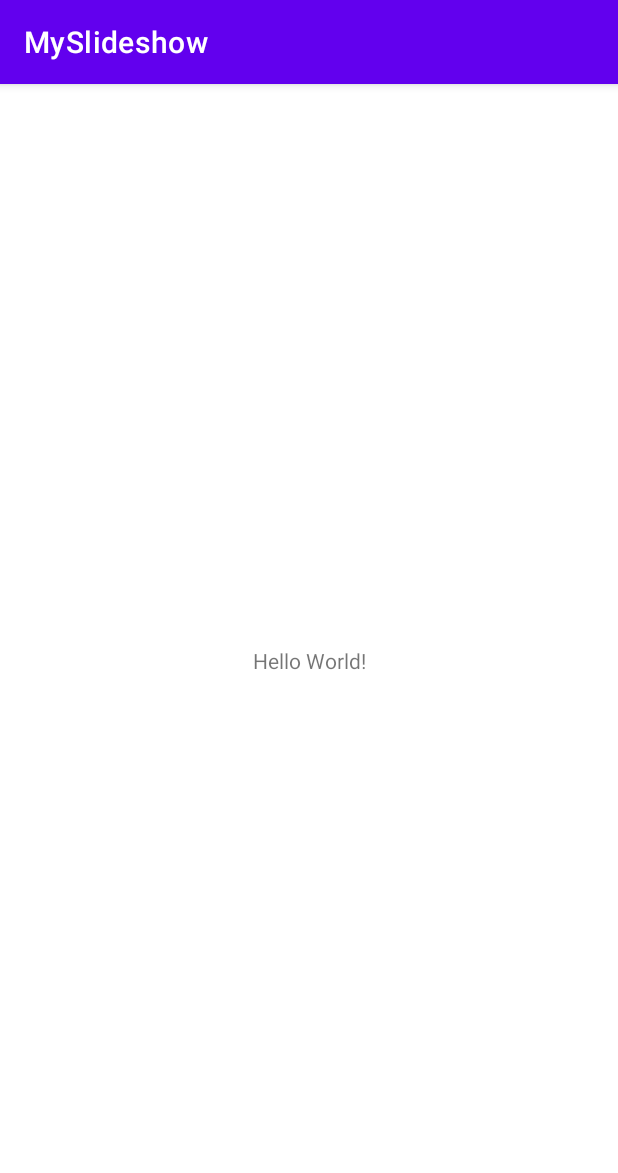
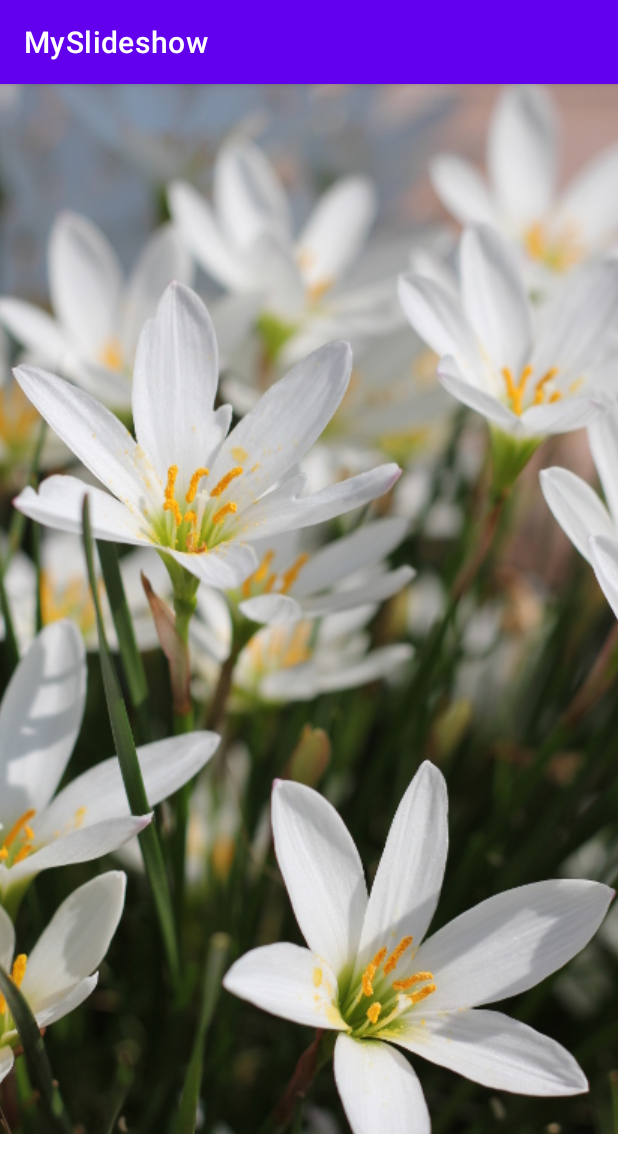
Before and after one commit to n-ob2/MySlideshow, an Android app: the screen it shows after launch (MainActivity), on a phone screen of 412 x 824 dp. Shown: the top 1173 px of the screen. Run offline under Robolectric (Android 15) with nearby library versions, the phone set to English and light mode, and no system bars.

Commit message:
ViewPager2とフラグメントを使用してスライドショーを実装。

```diff
--- a/app/build.gradle
+++ b/app/build.gradle
@@ -5,7 +5,7 @@ plugins {
 
 android {
     compileSdkVersion 31
-    buildToolsVersion "31.0.0"
+    buildToolsVersion '30.0.3'
 
     defaultConfig {
         applicationId "com.example.myslideshow"
--- a/app/src/main/AndroidManifest.xml
+++ b/app/src/main/AndroidManifest.xml
@@ -9,7 +9,7 @@
         android:roundIcon="@mipmap/ic_launcher_round"
         android:supportsRtl="true"
         android:theme="@style/Theme.MySlideshow" >
-        <activity android:name=".MainActivity" >
+        <activity android:name=".MainActivity" android:exported="true">
             <intent-filter>
                 <action android:name="android.intent.action.MAIN" />
 
--- a/app/src/main/java/com/example/myslideshow/MainActivity.kt
+++ b/app/src/main/java/com/example/myslideshow/MainActivity.kt
@@ -1,11 +1,35 @@
 package com.example.myslideshow
 
+import android.os.Bundle
 import androidx.appcompat.app.AppCompatActivity
-import android.os.Bundle
+import androidx.fragment.app.Fragment
+import androidx.fragment.app.FragmentActivity
+import androidx.viewpager2.adapter.FragmentStateAdapter
+import com.example.myslideshow.databinding.ActivityMainBinding
 
 class MainActivity : AppCompatActivity() {
+    class MyAdapter(fa: FragmentActivity) : FragmentStateAdapter(fa){   //クラス継承
+
+        private val resources = listOf(  //画像のリスト
+            R.drawable.slide00, R.drawable.slide01,
+            R.drawable.slide02, R.drawable.slide03,
+            R.drawable.slide04, R.drawable.slide05,
+            R.drawable.slide06, R.drawable.slide07,
+            R.drawable.slide08, R.drawable.slide09,
+        )
+
+        override fun getItemCount(): Int = resources.size    //sizeプロパティで画像リストの要素数を取得
+
+        override fun createFragment(position: Int): Fragment
+            = ImageFragment.newInstance(resources[position])    //ImageFragment.ktに書いたImageFragmentクラスのnewInstanceメソッドを呼んでインスタンスを生成
+    }
+
+    private lateinit var binding: ActivityMainBinding
     override fun onCreate(savedInstanceState: Bundle?) {
         super.onCreate(savedInstanceState)
-        setContentView(R.layout.activity_main)
+        binding = ActivityMainBinding.inflate(layoutInflater)
+        setContentView(binding.root)
+
+        binding.pager.adapter = MyAdapter(this) //xmlでセットしたpager(Viewpager2)と↑で書いたMyAdapterクラスをくっつける
     }
 }
--- a/app/src/main/res/layout/activity_main.xml
+++ b/app/src/main/res/layout/activity_main.xml
@@ -6,13 +6,13 @@
     android:layout_width="match_parent"
     android:layout_height="match_parent"
     tools:context=".MainActivity">
-    <TextView
-      android:layout_width="wrap_content"
-      android:layout_height="wrap_content"
-      android:text="Hello World!"
-      app:layout_constraintBottom_toBottomOf="parent"
-      app:layout_constraintLeft_toLeftOf="parent"
-      app:layout_constraintRight_toRightOf="parent"
-      app:layout_constraintTop_toTopOf="parent" />
 
-  </androidx.constraintlayout.widget.ConstraintLayout>
+    <androidx.viewpager2.widget.ViewPager2
+        android:id="@+id/pager"
+        android:layout_width="0dp"
+        android:layout_height="0dp"
+        app:layout_constraintBottom_toBottomOf="parent"
+        app:layout_constraintEnd_toEndOf="parent"
+        app:layout_constraintStart_toStartOf="parent"
+        app:layout_constraintTop_toTopOf="parent" />
+</androidx.constraintlayout.widget.ConstraintLayout>
```
